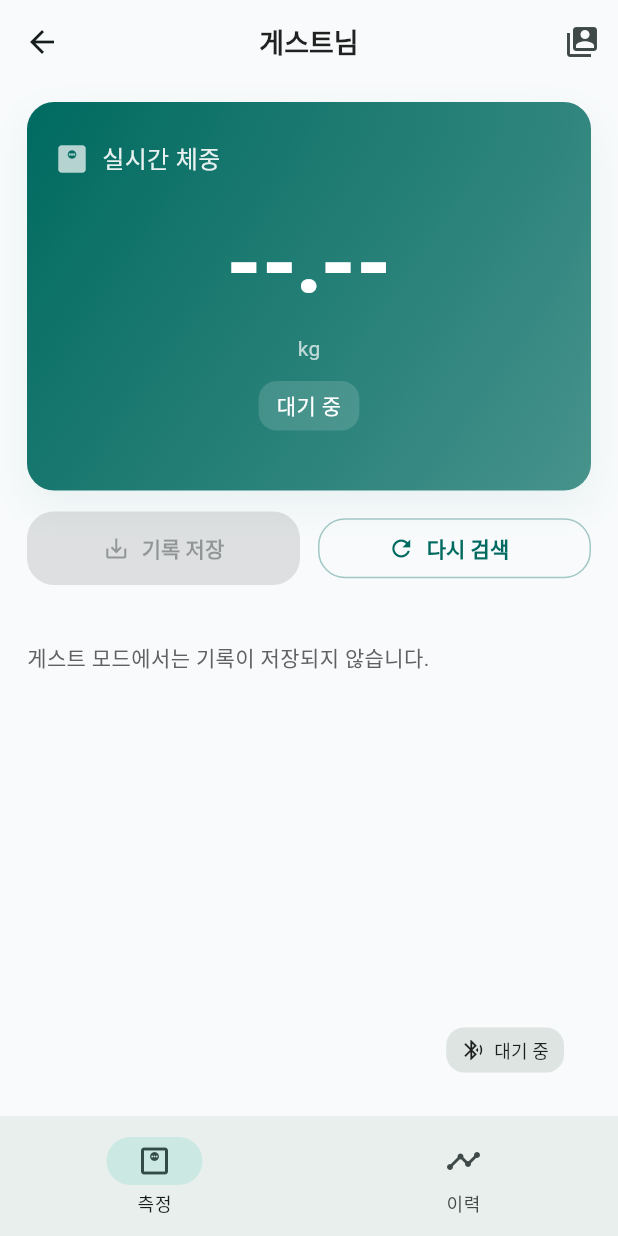
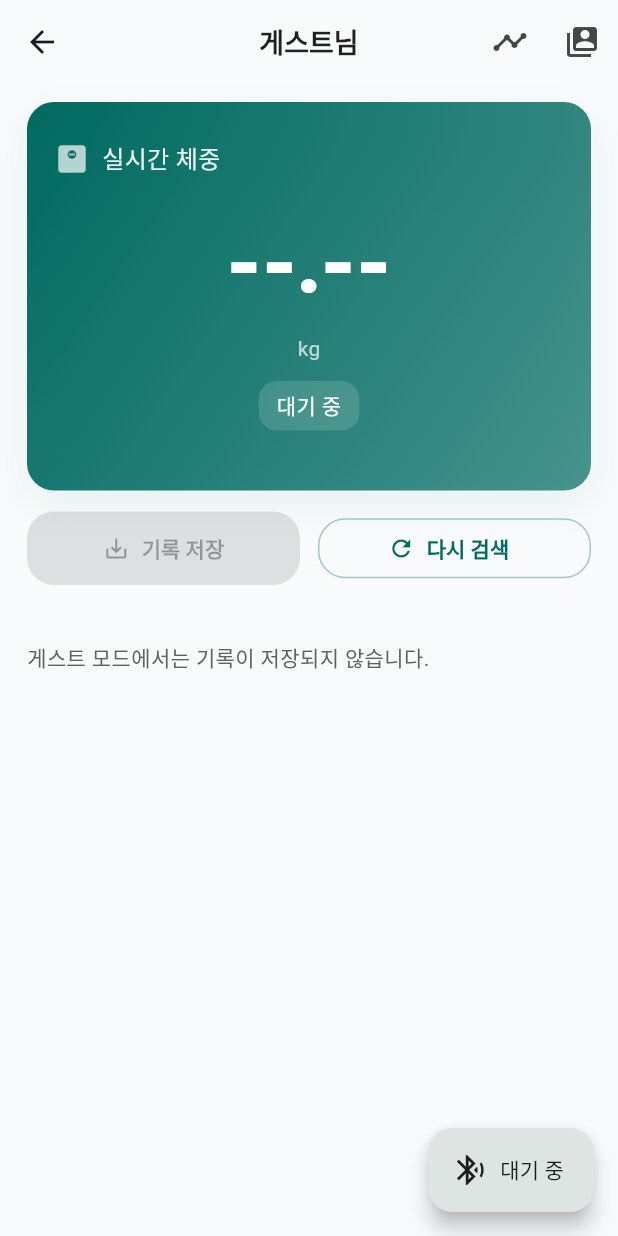
Before and after one commit to comfuture/minor_blue_scale, a Flutter app: the HomeScreen screen opened directly, after a tap on "게스트로 바로 측정", on a phone screen of 412 x 824 dp. Run offline on Flutter 3.47's test engine with Material 3 defaults, Android fonts, the light colour scheme and no system bars; our stand-ins replace flutter_blue_plus, hive_flutter, permission_handler; accounts and stored records are empty.

Commit message:
feat: adjust screen layouts

```diff
--- /dev/null
+++ b/lib/screens/history_screen.dart
@@ -0,0 +1,17 @@
+import 'package:flutter/material.dart';
+
+import '../models/user_profile.dart';
+import 'history_view.dart';
+
+class HistoryScreen extends StatelessWidget {
+  final UserProfile user;
+  const HistoryScreen({super.key, required this.user});
+
+  @override
+  Widget build(BuildContext context) {
+    return Scaffold(
+      appBar: AppBar(title: const Text('이력')),
+      body: HistoryView(user: user),
+    );
+  }
+}
--- a/lib/screens/tabs/history_tab.dart
+++ b/lib/screens/history_view.dart
@@ -2,21 +2,21 @@ import 'package:fl_chart/fl_chart.dart';
 import 'package:flutter/material.dart';
 import 'package:provider/provider.dart';
 
-import '../../models/user_profile.dart';
-import '../../models/weight_entry.dart';
-import '../../providers/history_provider.dart';
-import '../../theme/design_tokens.dart';
-import '../../utils/formatters.dart';
+import '../models/user_profile.dart';
+import '../models/weight_entry.dart';
+import '../providers/history_provider.dart';
+import '../theme/design_tokens.dart';
+import '../utils/formatters.dart';
 
-class HistoryTab extends StatefulWidget {
+class HistoryView extends StatefulWidget {
   final UserProfile user;
-  const HistoryTab({super.key, required this.user});
+  const HistoryView({super.key, required this.user});
 
   @override
-  State<HistoryTab> createState() => _HistoryTabState();
+  State<HistoryView> createState() => _HistoryViewState();
 }
 
-class _HistoryTabState extends State<HistoryTab> {
+class _HistoryViewState extends State<HistoryView> {
   @override
   Widget build(BuildContext context) {
     if (widget.user.isGuest) {
--- a/lib/screens/home_screen.dart
+++ b/lib/screens/home_screen.dart
@@ -6,11 +6,10 @@ import '../models/user_profile.dart';
 import '../providers/history_provider.dart';
 import '../providers/scale_provider.dart';
 import '../providers/user_provider.dart';
-import '../theme/design_tokens.dart';
 import 'device_connection_screen.dart';
 import 'user_selection_screen.dart';
-import 'tabs/history_tab.dart';
-import 'tabs/measure_tab.dart';
+import 'history_screen.dart';
+import 'measure_view.dart';
 
 class HomeScreen extends StatefulWidget {
   const HomeScreen({super.key});
@@ -20,7 +19,6 @@ class HomeScreen extends StatefulWidget {
 }
 
 class _HomeScreenState extends State<HomeScreen> {
-  int _index = 0;
   String? _loadedUserId;
 
   @override
@@ -39,6 +37,18 @@ class _HomeScreenState extends State<HomeScreen> {
         title: Text('${user.nickname}님'),
         actions: [
           IconButton(
+            tooltip: '이력 보기',
+            icon: const Icon(Icons.timeline_outlined),
+            onPressed: () {
+              Navigator.push(
+                context,
+                MaterialPageRoute(
+                  builder: (_) => HistoryScreen(user: user),
+                ),
+              );
+            },
+          ),
+          IconButton(
             tooltip: '사용자 변경',
             icon: const Icon(Icons.switch_account),
             onPressed: () async {
@@ -53,21 +63,7 @@ class _HomeScreenState extends State<HomeScreen> {
           ),
         ],
       ),
-      body: IndexedStack(
-        index: _index,
-        children: [
-          MeasureTab(user: user),
-          HistoryTab(user: user),
-        ],
-      ),
-      bottomNavigationBar: NavigationBar(
-        selectedIndex: _index,
-        onDestinationSelected: (i) => setState(() => _index = i),
-        destinations: const [
-          NavigationDestination(icon: Icon(Icons.monitor_weight_outlined), label: '측정'),
-          NavigationDestination(icon: Icon(Icons.timeline_outlined), label: '이력'),
-        ],
-      ),
+      body: MeasureView(user: user),
       floatingActionButtonLocation: FloatingActionButtonLocation.endFloat,
       floatingActionButton: _ConnectionFab(
         status: scale.status,
@@ -89,77 +85,6 @@ class _HomeScreenState extends State<HomeScreen> {
   }
 }
 
-class _ConnectionChip extends StatelessWidget {
-  final ConnectionStatus status;
-
-  const _ConnectionChip({required this.status});
-
-  @override
-  Widget build(BuildContext context) {
-    final colors = Theme.of(context).colorScheme;
-    Color bg = colors.surface;
-    Color fg = Colors.black87;
-    String text = status.message;
-
-    switch (status) {
-      case ConnectionStatus.connected:
-        bg = colors.primary.withValues(alpha: 0.15);
-        fg = colors.primary;
-        break;
-      case ConnectionStatus.scanning:
-      case ConnectionStatus.connecting:
-        bg = Colors.amber.shade100;
-        fg = Colors.amber.shade900;
-        break;
-      case ConnectionStatus.error:
-        bg = Colors.red.shade100;
-        fg = Colors.red.shade800;
-        break;
-      case ConnectionStatus.idle:
-        bg = colors.surfaceContainerHighest;
-        fg = Colors.black87;
-    }
-
-    return Tooltip(
-      message: status.message,
-      child: ConstrainedBox(
-        constraints: const BoxConstraints(maxWidth: 180),
-        child: Container(
-          padding: const EdgeInsets.symmetric(horizontal: 10, vertical: 6),
-          decoration: BoxDecoration(
-            color: bg,
-            borderRadius: BorderRadius.circular(DesignTokens.smallRadius),
-          ),
-          child: Row(
-            mainAxisSize: MainAxisSize.min,
-            children: [
-              Icon(
-                status == ConnectionStatus.connected
-                    ? Icons.bluetooth_connected
-                    : status == ConnectionStatus.error
-                        ? Icons.error_outline
-                        : Icons.bluetooth_searching,
-                size: 16,
-                color: fg,
-              ),
-              const SizedBox(width: 6),
-              Flexible(
-                child: Text(
-                  text,
-                  style: TextStyle(fontSize: 12, color: fg),
-                  overflow: TextOverflow.ellipsis,
-                  maxLines: 1,
-                  softWrap: false,
-                ),
-              ),
-            ],
-          ),
-        ),
-      ),
-    );
-  }
-}
-
 class _ConnectionFab extends StatelessWidget {
   final ConnectionStatus status;
   final VoidCallback onTap;
@@ -167,15 +92,42 @@ class _ConnectionFab extends StatelessWidget {
 
   @override
   Widget build(BuildContext context) {
+    final colors = Theme.of(context).colorScheme;
+    Color bg = colors.primary;
+    Color fg = Colors.white;
+    IconData icon;
+
+    switch (status) {
+      case ConnectionStatus.connected:
+        bg = colors.primary;
+        fg = Colors.white;
+        icon = Icons.bluetooth_connected;
+        break;
+      case ConnectionStatus.scanning:
+      case ConnectionStatus.connecting:
+        bg = Colors.amber.shade700;
+        fg = Colors.white;
+        icon = Icons.bluetooth_searching;
+        break;
+      case ConnectionStatus.error:
+        bg = Colors.red.shade700;
+        fg = Colors.white;
+        icon = Icons.error_outline;
+        break;
+      case ConnectionStatus.idle:
+        bg = colors.surfaceContainerHighest;
+        fg = Colors.black87;
+        icon = Icons.bluetooth_searching;
+        break;
+    }
+
     return FloatingActionButton.extended(
       onPressed: onTap,
-      elevation: 0,
-      backgroundColor: Colors.transparent,
-      splashColor: Colors.transparent,
-      highlightElevation: 0,
-      hoverElevation: 0,
-      shape: const StadiumBorder(),
-      label: _ConnectionChip(status: status),
+      backgroundColor: bg,
+      foregroundColor: fg,
+      elevation: 6,
+      icon: Icon(icon),
+      label: Text(status.message),
     );
   }
 }
--- a/lib/screens/tabs/measure_tab.dart
+++ b/lib/screens/measure_view.dart
@@ -1,29 +1,29 @@
 import 'package:flutter/material.dart';
 import 'package:provider/provider.dart';
 
-import '../../models/connection_status.dart';
-import '../../models/measurement.dart';
-import '../../models/user_profile.dart';
-import '../../models/weight_entry.dart';
-import '../../providers/history_provider.dart';
-import '../../providers/scale_provider.dart';
-import '../../providers/user_provider.dart';
-import '../device_connection_screen.dart';
-import '../../services/scale_handlers/scale_handler.dart';
-import '../../theme/design_tokens.dart';
-import '../../utils/formatters.dart';
-import '../../utils/id.dart';
-import '../../utils/body_composition.dart';
+import '../models/connection_status.dart';
+import '../models/measurement.dart';
+import '../models/user_profile.dart';
+import '../models/weight_entry.dart';
+import '../providers/history_provider.dart';
+import '../providers/scale_provider.dart';
+import '../providers/user_provider.dart';
+import './device_connection_screen.dart';
+import '../services/scale_handlers/scale_handler.dart';
+import '../theme/design_tokens.dart';
+import '../utils/formatters.dart';
+import '../utils/id.dart';
+import '../utils/body_composition.dart';
 
-class MeasureTab extends StatefulWidget {
+class MeasureView extends StatefulWidget {
   final UserProfile user;
-  const MeasureTab({super.key, required this.user});
+  const MeasureView({super.key, required this.user});
 
   @override
-  State<MeasureTab> createState() => _MeasureTabState();
+  State<MeasureView> createState() => _MeasureViewState();
 }
 
-class _MeasureTabState extends State<MeasureTab> {
+class _MeasureViewState extends State<MeasureView> {
   @override
   Widget build(BuildContext context) {
     final scale = context.watch<ScaleProvider>();
```
